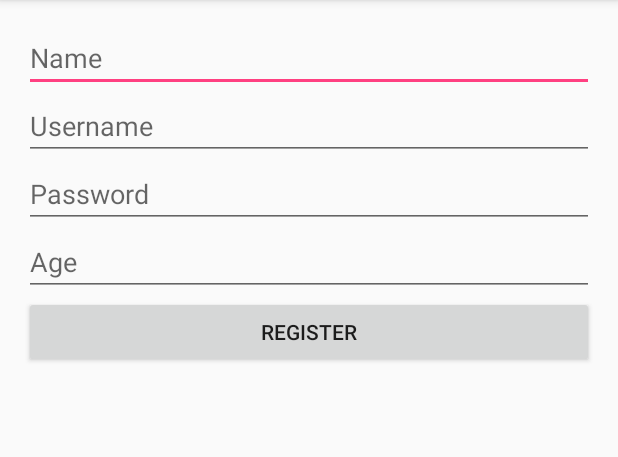
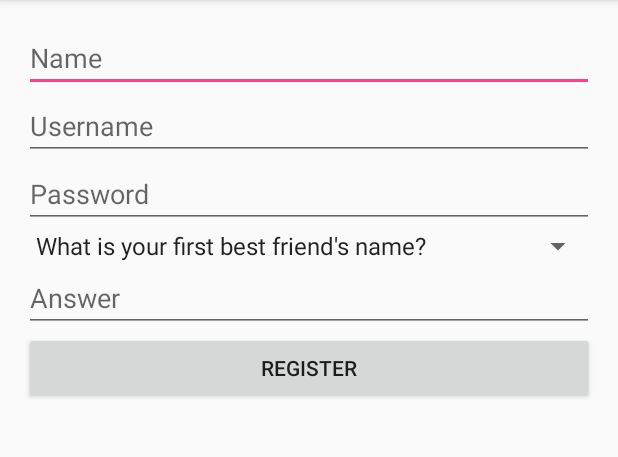
Before and after one commit to mrbread2000/FileSafeSG, an Android app: the screen it shows after launch (RegisterActivity), after a tap on "Register Here", on a phone screen of 412 x 824 dp, the part 84-541 px from its top. Run offline under Robolectric (Android 15) with nearby library versions, the phone set to English and light mode, and no system bars; our stand-ins replace Volley; network calls fail.

Commit message:
Registeration Added, Encryption not done

```diff
--- a/app/src/main/java/fssg/filesafesg/LoginActivity.java
+++ b/app/src/main/java/fssg/filesafesg/LoginActivity.java
@@ -8,6 +8,7 @@ import android.support.v7.app.AppCompatActivity;
 import android.view.View;
 import android.widget.Button;
 import android.widget.EditText;
+import android.widget.Spinner;
 import android.widget.TextView;
 import com.android.volley.RequestQueue;
 import com.android.volley.Response;
@@ -23,6 +24,8 @@ public class LoginActivity extends AppCompatActivity {
 
         final EditText etUsername = (EditText) findViewById(R.id.etUsername);
         final EditText etPassword = (EditText) findViewById(R.id.etPassword);
+        final Spinner sSecretQuestion = (Spinner) findViewById(R.id.sSecretQuestion);
+        final EditText etSecretAnswer = (EditText) findViewById(R.id.etSecretAnswer);
         final TextView tvRegisterLink = (TextView) findViewById(R.id.tvRegisterLink);
         final Button bLogin = (Button) findViewById(R.id.bSignIn);
 
@@ -39,6 +42,8 @@ public class LoginActivity extends AppCompatActivity {
             public void onClick(View v) {
                 final String username = etUsername.getText().toString();
                 final String password = etPassword.getText().toString();
+                final String secretQuestion = sSecretQuestion.getSelectedItem().toString();
+                final String secretAnswer = etPassword.getText().toString();
 
                 // Response received from the server
                 Response.Listener<String> responseListener = new Response.Listener<String>() {
@@ -55,7 +60,8 @@ public class LoginActivity extends AppCompatActivity {
                                 Intent intent = new Intent(LoginActivity.this, UserAreaActivity.class);
                                 intent.putExtra("name", name);
                                 intent.putExtra("username", username);
-                                intent.putExtra("age", age);
+                                intent.putExtra("secretquestion", secretQuestion);
+                                intent.putExtra("secretanswer", secretAnswer);
                                 LoginActivity.this.startActivity(intent);
                             } else {
                                 AlertDialog.Builder builder = new AlertDialog.Builder(LoginActivity.this);
--- /dev/null
+++ b/app/src/main/java/fssg/filesafesg/Utility.java
@@ -0,0 +1,25 @@
+package fssg.filesafesg;
+
+
+import android.util.Log;
+
+import java.security.MessageDigest;
+import java.security.NoSuchAlgorithmException;
+
+public class Utility {
+
+    private static MessageDigest md;
+
+    public static String hash(String input) {
+
+        if (md == null){
+            try {
+                md = MessageDigest.getInstance("SHA-1");
+            } catch (NoSuchAlgorithmException err){
+                Log.e("FileSafeSG", "No SHA-1 algorithm is found.");
+            }
+        }
+
+    }
+
+}
--- a/app/src/main/res/layout/activity_register.xml
+++ b/app/src/main/res/layout/activity_register.xml
@@ -41,27 +41,41 @@
         android:layout_alignParentEnd="true"
         android:hint="Password" />
 
+
+    <Spinner
+        android:id="@+id/sSecretQuestion"
+        android:layout_width="match_parent"
+        android:layout_height="wrap_content"
+        android:entries="@array/secret_question_arrays"
+        android:prompt="@string/secret_question_prompt"
+        android:layout_below="@+id/etPassword"
+        android:layout_alignParentLeft="true"
+        android:layout_alignParentStart="true"
+        android:layout_alignParentRight="true"
+        android:layout_alignParentEnd="true" />
+
+    <EditText
+        android:layout_width="wrap_content"
+        android:layout_height="wrap_content"
+        android:inputType="textPassword"
+        android:ems="10"
+        android:id="@+id/etSecretAnswer"
+        android:layout_below="@+id/sSecretQuestion"
+        android:layout_alignParentLeft="true"
+        android:layout_alignParentStart="true"
+        android:layout_alignParentRight="true"
+        android:layout_alignParentEnd="true"
+        android:hint="Answer" />
+
     <Button
         android:layout_width="wrap_content"
         android:layout_height="wrap_content"
         android:text="Register"
         android:id="@+id/bRegister"
-        android:layout_below="@+id/etAge"
-        android:layout_alignParentLeft="true"
-        android:layout_alignParentStart="true"
-        android:layout_alignRight="@+id/etAge"
-        android:layout_alignEnd="@+id/etAge" />
-
-    <EditText
-        android:layout_width="wrap_content"
-        android:layout_height="wrap_content"
-        android:inputType="number"
-        android:ems="10"
-        android:id="@+id/etAge"
-        android:layout_below="@+id/etPassword"
+        android:layout_below="@+id/etSecretAnswer"
         android:layout_alignParentLeft="true"
         android:layout_alignParentStart="true"
         android:layout_alignParentRight="true"
-        android:layout_alignParentEnd="true"
-        android:hint="Age" />
+        android:layout_alignParentEnd="true" />
+
 </RelativeLayout>
--- a/app/src/main/res/values/strings.xml
+++ b/app/src/main/res/values/strings.xml
@@ -25,5 +25,14 @@
     <string name="title_activity_icon_folder">iconFolder</string>
     <string name="title_activity_doc_folder">docFolder</string>
 
+    <!-- Strings related to Question and Answer -->
+    <string name="secret_question_prompt">Choose a secret question</string>
+    <string-array name="secret_question_arrays">
+        <item>What is your first best friend's name?</item>
+        <item>What is your first pet's name?</item>
+        <item>What is your first primary school's name?</item>
+        <item>What is your first crush's name?</item>
+        <item>What is your dream job?</item>
+    </string-array>
 
 </resources>
--- a/build.gradle
+++ b/build.gradle
@@ -5,7 +5,7 @@ buildscript {
         jcenter()
     }
     dependencies {
-        classpath 'com.android.tools.build:gradle:2.1.3'
+        classpath 'com.android.tools.build:gradle:2.2.0'
 
         // NOTE: Do not place your application dependencies here; they belong
         // in the individual module build.gradle files
```
